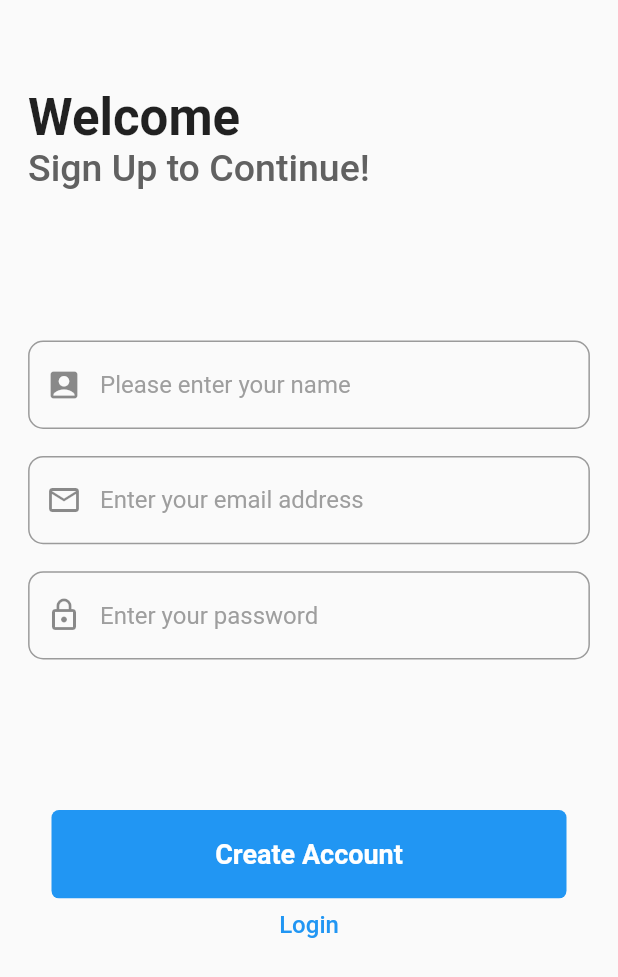
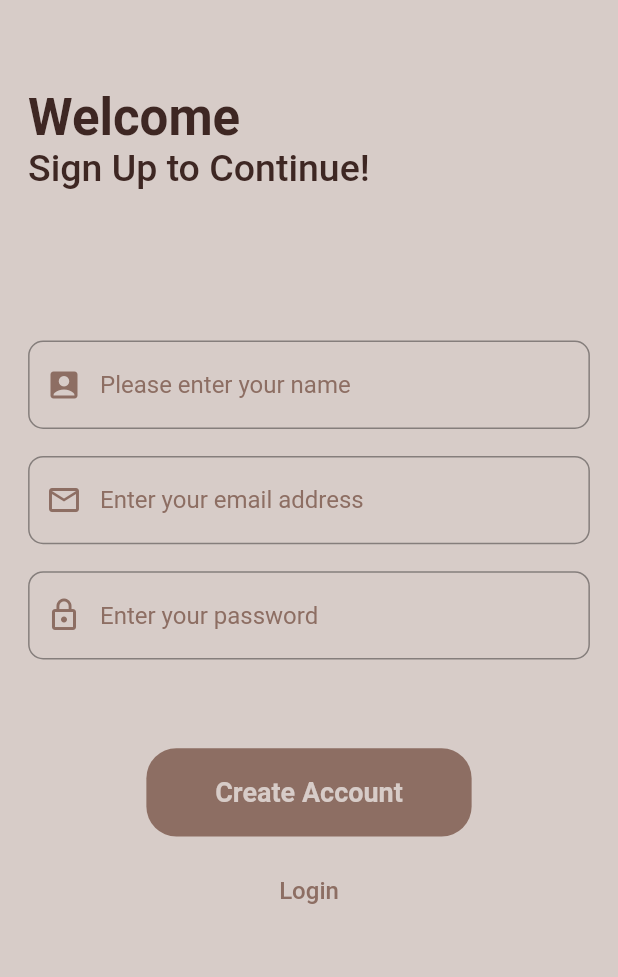
Before and after one commit to up4154/Log_In, a Flutter app: the screen it shows after launch, after a tap on "Sign Up", on a phone screen of 412 x 824 dp. Shown: the top 977 px of the screen. Run offline on Flutter 3.47's test engine with Material 2 defaults, Android fonts, the phone set to English and light mode, and no system bars; our stand-ins replace firebase_auth, firebase_core; accounts and stored records are empty.

Commit message:
Update homescreen.dart

```diff
--- a/lib/CreateAccount.dart
+++ b/lib/CreateAccount.dart
@@ -20,6 +20,7 @@ class _CreateAccountState extends State<CreateAccount> {
   Widget build(BuildContext context) {
     final size = MediaQuery.of(context).size;
     return Scaffold(
+      backgroundColor: Colors.brown[100],
       body: isLoading ?  Center(
         child: Container(
           height: size.height / 20,
@@ -41,6 +42,7 @@ class _CreateAccountState extends State<CreateAccount> {
             child: Text(
               "Welcome",
               style: TextStyle(
+                color: Colors.brown[900],
                 fontSize: 34,
                 fontWeight: FontWeight.bold,
               ),
@@ -51,7 +53,7 @@ class _CreateAccountState extends State<CreateAccount> {
             child: Text(
               "Sign Up to Continue!",
               style: TextStyle(
-                color: Colors.grey[700],
+                color: Colors.brown[900],
                 fontSize: 25,
                 fontWeight: FontWeight.w500,
               ),
@@ -82,9 +84,12 @@ class _CreateAccountState extends State<CreateAccount> {
             ),
           ),
           SizedBox(
-            height: size.height / 10,
+            height: size.height / 20,
           ),
           customButton(size),
+          SizedBox(
+            height: size.height / 45,
+          ),
           Padding(
             padding: const EdgeInsets.all(8.0),
             child: GestureDetector(
@@ -92,7 +97,7 @@ class _CreateAccountState extends State<CreateAccount> {
               child: Text(
                 "Login",
                 style: TextStyle(
-                  color: Colors.blue,
+                  color: Colors.brown[400],
                   fontSize: 16,
                   fontWeight: FontWeight.w500,
                 ),
@@ -133,16 +138,16 @@ class _CreateAccountState extends State<CreateAccount> {
           },
           child: Container(
               height: size.height / 14,
-              width: size.width / 1.2,
+              width: size.width / 1.9,
               decoration: BoxDecoration(
-            borderRadius: BorderRadius.circular(5),
-            color: Colors.blue,
+            borderRadius: BorderRadius.circular(20),
+            color: Colors.brown[400],
           ),
           alignment: Alignment.center,
           child: Text(
             "Create Account",
             style: TextStyle(
-              color: Colors.white,
+              color: Colors.brown[100],
               fontSize: 18,
               fontWeight: FontWeight.bold,
             ),
@@ -157,13 +162,21 @@ class _CreateAccountState extends State<CreateAccount> {
       height: size.height / 14,
       width: size.width / 1.1,
       child: TextField(
+        cursorColor: Colors.brown[400],
         controller: cont,
         decoration: InputDecoration(
-          prefixIcon: Icon(icon),
+          prefixIcon: Icon(icon,
+            color: Colors.brown[400],),
           hintText: hintText,
-          hintStyle: TextStyle(color: Colors.grey),
+          hintStyle: TextStyle(color: Colors.brown[400],),
+
           border: OutlineInputBorder(
             borderRadius: BorderRadius.circular(10),
+            borderSide: BorderSide(color:Colors.brown),
+          ),
+          focusedBorder: OutlineInputBorder(
+            borderRadius: BorderRadius.circular(10),
+            borderSide: BorderSide(color:Colors.brown),
           ),
         ),
       ),
--- a/lib/LoginScreen.dart
+++ b/lib/LoginScreen.dart
@@ -22,6 +22,7 @@ class _LoginScreenState extends State<LoginScreen> {
         .of(context)
         .size;
     return Scaffold(
+        backgroundColor: Colors.brown[100],
         body: isLoading ? Center(
           child: Container(
             height: size.height / 20,
@@ -44,6 +45,7 @@ class _LoginScreenState extends State<LoginScreen> {
                 child: Text(
                   "Welcome",
                   style: TextStyle(
+                    color: Colors.brown[900],
                     fontSize: 34,
                     fontWeight: FontWeight.bold,
                   ),
@@ -52,9 +54,9 @@ class _LoginScreenState extends State<LoginScreen> {
               Container(
                 width: size.width / 1.1,
                 child: Text(
-                  "Sign In to Continue!",
+                  "Log In to Continue!",
                   style: TextStyle(
-                    color: Colors.grey[700],
+                    color: Colors.brown[900],
                     fontSize: 25,
                     fontWeight: FontWeight.w500,
                   ),
@@ -63,6 +65,7 @@ class _LoginScreenState extends State<LoginScreen> {
               SizedBox(
                 height: size.height / 10,
               ),
+
               Container(
                 width: size.width,
                 alignment: Alignment.center,
@@ -73,15 +76,15 @@ class _LoginScreenState extends State<LoginScreen> {
                 child: Container(
                   width: size.width,
                   alignment: Alignment.center,
-                  child: field(size, "Enter your password", Icons.lock_outline, _password),
+                  child: field(size,"Enter your password", Icons.lock_outline, _password),
                 ),
               ),
               SizedBox(
-                height: size.height / 10,
+                height: size.height / 30,
               ),
               customButton(size),
               SizedBox(
-                height: size.height / 40,
+                height: size.height / 28,
               ),
               GestureDetector(
                 onTap: () =>
@@ -90,7 +93,7 @@ class _LoginScreenState extends State<LoginScreen> {
                 child: Text(
                   "Sign Up",
                   style: TextStyle(
-                    color: Colors.blue,
+                    color: Colors.brown[400],
                     fontSize: 16,
                     fontWeight: FontWeight.w500,
                   ),
@@ -137,16 +140,16 @@ class _LoginScreenState extends State<LoginScreen> {
 
       child: Container(
           height: size.height / 14,
-          width: size.width / 1.2,
+          width: size.width / 1.9,
           decoration: BoxDecoration(
-            borderRadius: BorderRadius.circular(5),
-            color: Colors.blue,
+            borderRadius: BorderRadius.circular(20),
+            color: Colors.brown[400],
           ),
           alignment: Alignment.center,
           child: Text(
-            "Login",
+            "Log In",
             style: TextStyle(
-              color: Colors.white,
+              color: Colors.brown[100],
               fontSize: 18,
               fontWeight: FontWeight.bold,
             ),
@@ -161,15 +164,29 @@ class _LoginScreenState extends State<LoginScreen> {
       height: size.height / 14,
       width: size.width / 1.1,
       child: TextField(
+
+        cursorColor: Colors.brown[400],
         controller: cont,
         decoration: InputDecoration(
-          prefixIcon: Icon(icon),
+          prefixIcon: Icon(
+              icon,
+              color: Colors.brown[400],
+          ),
+
           hintText: hintText,
-          hintStyle: TextStyle(color: Colors.grey),
+          hintStyle: TextStyle(color: Colors.brown[400]),
+
           border: OutlineInputBorder(
             borderRadius: BorderRadius.circular(10),
+            borderSide: BorderSide(color:Colors.brown),
           ),
+          focusedBorder: OutlineInputBorder(
+            borderRadius: BorderRadius.circular(10),
+            borderSide: BorderSide(color:Colors.brown),
+          ),
+
         ),
+
       ),
 
     );
--- a/pubspec.yaml
+++ b/pubspec.yaml
@@ -34,6 +34,7 @@ dependencies:
   # The following adds the Cupertino Icons font to your application.
   # Use with the CupertinoIcons class for iOS style icons.
   cupertino_icons: ^1.0.2
+  hexcolor: ^2.0.3
 
 dev_dependencies:
   flutter_test:
@@ -41,6 +42,7 @@ dev_dependencies:
   firebase_auth: ^1.2.0
   firebase_core: ^1.2.0
   cloud_firestore: ^2.1.0
+
 
   # The "flutter_lints" package below contains a set of recommended lints to
   # encourage good coding practices. The lint set provided by the package is
```
Also changed, not shown: pubspec.lock.
